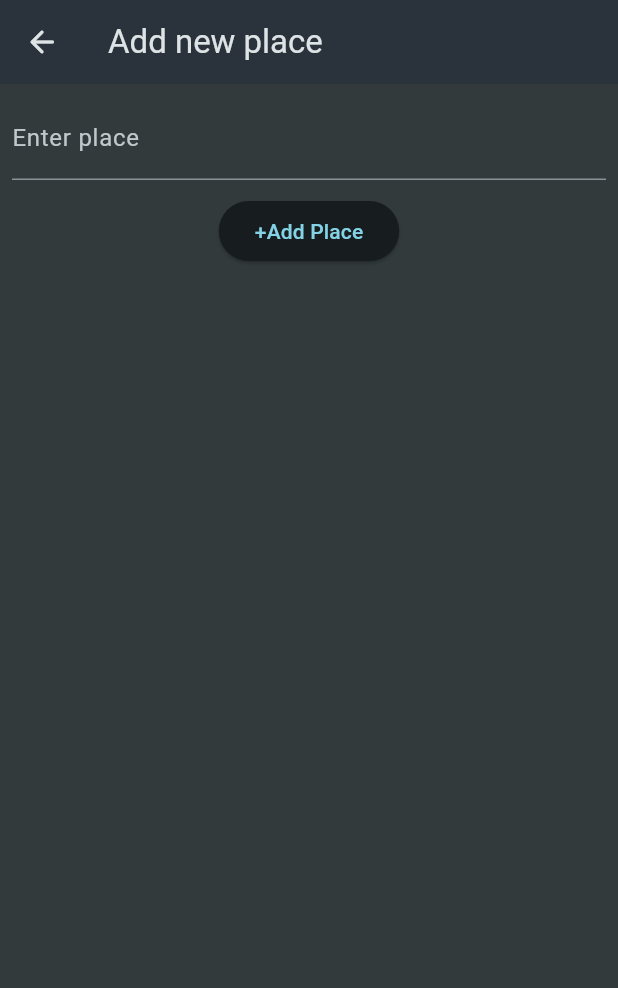
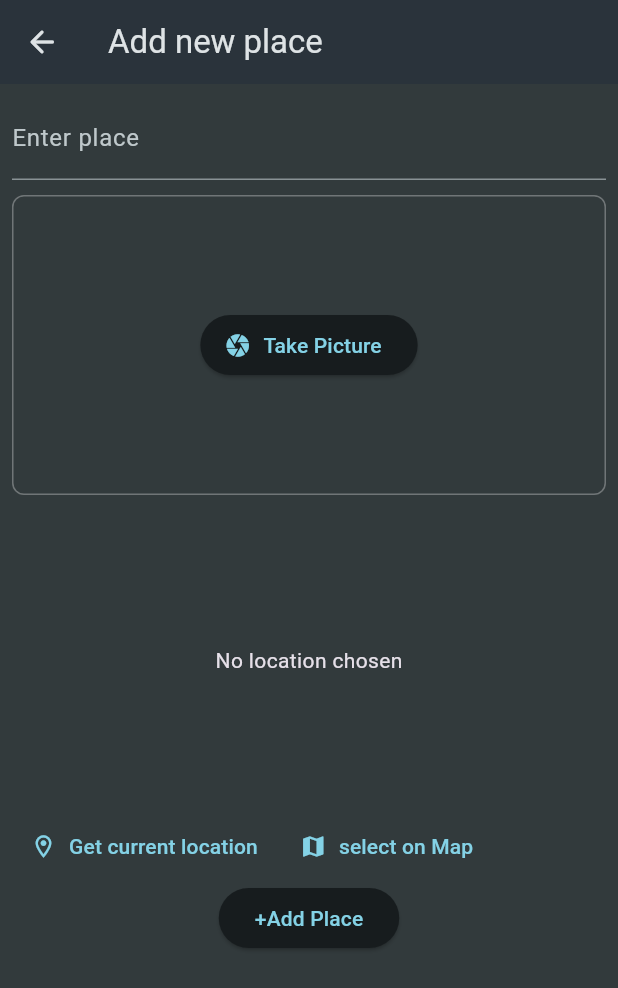
Before and after one commit to gamishgwen/location_app, a Flutter app: the AddNewPlace screen opened directly, after a tap on "+Add Place", on a phone screen of 412 x 824 dp. Shown: the top 988 px of the screen. Run offline on Flutter 3.47's test engine with Material 3 defaults, Android fonts, the phone set to English and light mode, and no system bars; our stand-ins replace image_picker.

Commit message:
image added

```diff
--- a/lib/add_new_place_page.dart
+++ b/lib/add_new_place_page.dart
@@ -1,4 +1,8 @@
+import 'dart:io';
+
+import 'package:flutter/cupertino.dart';
 import 'package:flutter/material.dart';
+import 'package:image_picker/image_picker.dart';
 import 'package:location_app/places.dart';
 import 'package:provider/provider.dart';
 
@@ -11,47 +15,107 @@ class AddNewPlace extends StatefulWidget {
 
 class _AddNewPlaceState extends State<AddNewPlace> {
   final GlobalKey<FormState> _formKey = GlobalKey<FormState>();
-String _enteredPlace='';
+  final TextEditingController placeController = TextEditingController();
+  File? chosenImageFile;
 
-void save(){
-  if(_formKey.currentState!.validate()){
-    _formKey.currentState!.save();
-
-    final Place place=Place(_enteredPlace);
+  void save() {
+    if (_formKey.currentState!.validate() && chosenImageFile != null) {
+      final Place place = Place(placeController.text, chosenImageFile!);
       context.read<AllPlaces>().addPlace(place);
     }
   }
+
+  void imageset() async {
+    final XFile? image =
+        await ImagePicker().pickImage(source: ImageSource.gallery);
+    if (image != null) {
+      setState(() {
+        chosenImageFile = File(image.path);
+      });
+    }
+  }
+
   @override
   Widget build(BuildContext context) {
     return Scaffold(
       appBar: AppBar(
         leading: IconButton(
-          onPressed: () {
-            Navigator.of(context).pop();
-          },
+          onPressed: Navigator.of(context).pop,
           icon: Icon(Icons.arrow_back_rounded),
         ),
         title: Text('Add new place'),
       ),
       body: Padding(
         padding: const EdgeInsets.all(8.0),
+        child: SingleChildScrollView(
           child: Form(
             key: _formKey,
             child: Column(
               children: [
                 TextFormField(
+                  controller: placeController,
                   decoration: InputDecoration(label: Text('Enter place')),
-                onSaved: (newValue) {
-                  _enteredPlace=newValue!;
-                },
                 ),
                 SizedBox(
                   height: 10,
                 ),
-              ElevatedButton(onPressed: () {
+                GestureDetector(
+                  onTap: imageset,
+                  child: Container(
+                      height: 200,
+                      width: double.infinity,
+                      decoration: BoxDecoration(
+                          image: chosenImageFile != null
+                              ? DecorationImage(
+                                  image: FileImage(chosenImageFile!),
+                                  fit: BoxFit.fill)
+                              : null,
+                          borderRadius: BorderRadius.circular(8),
+                          border: Border.all(color: Colors.white30)),
+                      child: Center(
+                        child: chosenImageFile == null
+                            ? ElevatedButton.icon(
+                                onPressed: () {},
+                                icon: Icon(Icons.camera),
+                                label: Text('Take Picture'))
+                            : null,
+                      )),
+                ),
+                SizedBox(
+                  height: 10,
+                ),
+                Container(
+                  height: 200,
+                  width: double.infinity,
+                  child: Center(child: Text('No location chosen')),
+                ),
+                Row(
+                  children: [
+                    Row(
+                      children: [
+                        TextButton.icon(
+                            onPressed: () {},
+                            icon: Icon(Icons.location_on_outlined),
+                            label: Text('Get current location'))
+                      ],
+                    ),
+                    Row(
+                      children: [
+                        TextButton.icon(
+                            onPressed: () {},
+                            icon: Icon(Icons.map),
+                            label: Text('select on Map'))
+                      ],
+                    )
+                  ],
+                ),
+                ElevatedButton(
+                    onPressed: () {
                       save();
-              }, child: Text('+Add Place'))
+                    },
+                    child: Text('+Add Place'))
               ],
+            ),
           ),
         ),
       ),
--- a/lib/homePage.dart
+++ b/lib/homePage.dart
@@ -27,21 +27,15 @@ class HomePage extends StatelessWidget {
         ),
         body: ListenableBuilder(
           listenable:context.read<AllPlaces>(),
-          builder:(context, child) => Column(
-            children: [
-             // for(int i=0; i<context.read<AllPlaces>().places.length;i++)
-                for( Place place in context.read<AllPlaces>().places)
-              TextButton(
-                  onPressed: () {
-                    Navigator.of(context).push(MaterialPageRoute(
-                      builder: (context) {
-                        return PlacePage(place: place,);
-                      },
-                    ));
-                  },
-                  child: Text(place.placeName)),
-
-            ],
+          builder: (context, child) => ListView.builder(
+            itemCount: context.read<AllPlaces>().places.length,
+            itemBuilder: (context, index) => ListTile(leading: CircleAvatar(backgroundImage: FileImage(context.read<AllPlaces>().places[index].file)),title: Text(context.read<AllPlaces>().places[index].placeName),onTap:() {
+              Navigator.of(context).push(MaterialPageRoute(
+                builder: (context) {
+                  return PlacePage(place: context.read<AllPlaces>().places[index]);
+                },
+              ));
+            }, ),
           ),
         ));
   }
--- a/lib/places.dart
+++ b/lib/places.dart
@@ -1,8 +1,14 @@
+import 'dart:io';
+
 import 'package:flutter/cupertino.dart';
+import 'package:uuid/uuid.dart';
 
 class Place {
+  late final String id;
   final String placeName;
-  Place(this.placeName);
+  final File file;
+
+  Place(this.placeName, this.file) : id = const Uuid().v4();
 }
 
 class AllPlaces with ChangeNotifier{
--- a/pubspec.yaml
+++ b/pubspec.yaml
@@ -32,6 +32,8 @@ dependencies:
     sdk: flutter
   provider: ^6.1.2
   google_fonts: ^6.2.1
+  uuid: ^4.3.3
+  image_picker: ^1.0.7
 
 
   # The following adds the Cupertino Icons font to your application.
```
Also changed, not shown: pubspec.lock, 9 other files. Lines whose indentation alone changed are shown as unchanged.
